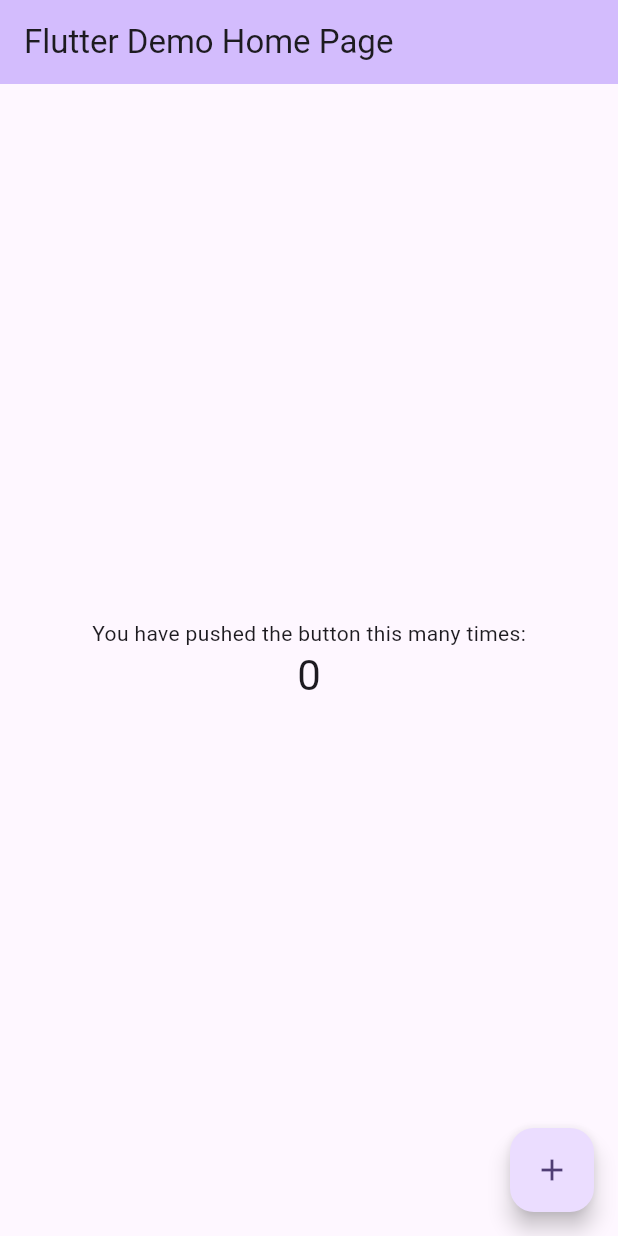
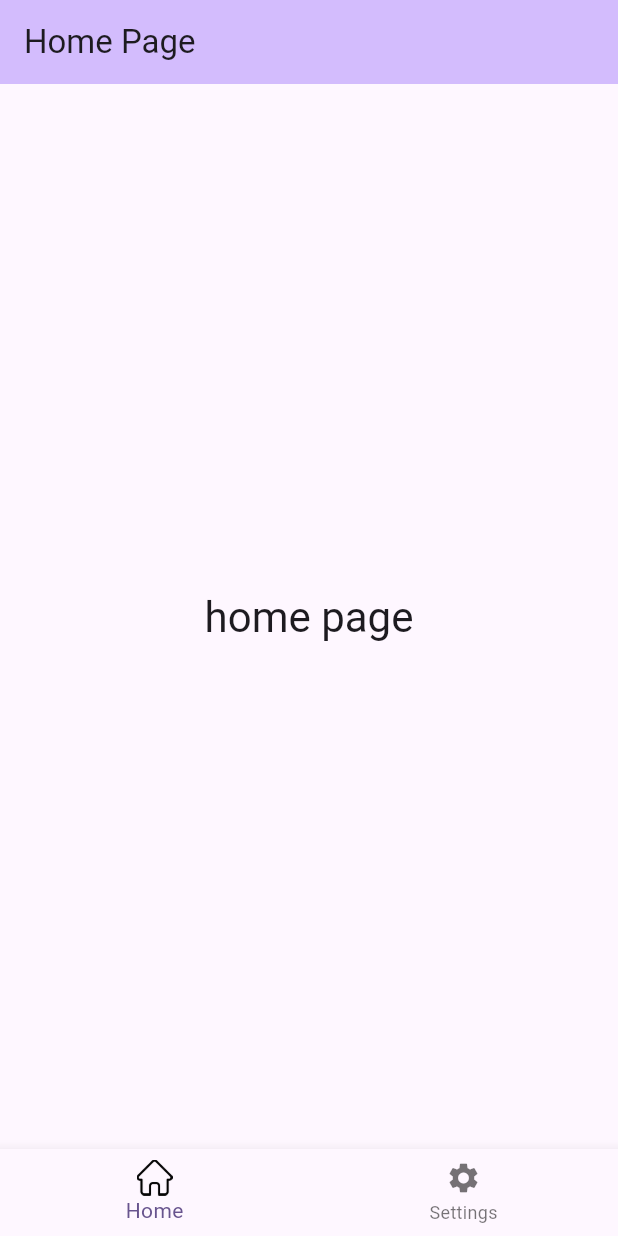
Before and after one commit to rajpurkait9/password_manager_app, a Flutter app: the screen it shows after launch, on a phone screen of 412 x 824 dp. Run offline on Flutter 3.47's test engine with Material 3 defaults, Android fonts, the phone set to English and light mode, and no system bars.

Commit message:
add assets

```diff
--- a/lib/main.dart
+++ b/lib/main.dart
@@ -1,4 +1,5 @@
 import 'package:flutter/material.dart';
+import 'package:my_app/screens/home_page.dart';
 
 void main() {
   runApp(const MyApp());
@@ -12,59 +13,12 @@ class MyApp extends StatelessWidget {
   Widget build(BuildContext context) {
     return MaterialApp(
       title: 'Flutter Demo',
+      debugShowCheckedModeBanner: false,
       theme: ThemeData(
         colorScheme: ColorScheme.fromSeed(seedColor: Colors.deepPurple),
         useMaterial3: true,
       ),
-      home: const MyHomePage(title: 'Flutter Demo Home Page'),
+      home: const HomePage(),
     );
   }
 }
-
-class MyHomePage extends StatefulWidget {
-  const MyHomePage({super.key, required this.title});
-
-  final String title;
-
-  @override
-  State<MyHomePage> createState() => _MyHomePageState();
-}
-
-class _MyHomePageState extends State<MyHomePage> {
-  int _counter = 0;
-
-  void _incrementCounter() {
-    setState(() {
-      _counter++;
-    });
-  }
-
-  @override
-  Widget build(BuildContext context) {
-    return Scaffold(
-      appBar: AppBar(
-        backgroundColor: Theme.of(context).colorScheme.inversePrimary,
-        title: Text(widget.title),
-      ),
-      body: Center(
-        child: Column(
-          mainAxisAlignment: MainAxisAlignment.center,
-          children: <Widget>[
-            const Text(
-              'You have pushed the button this many times:',
-            ),
-            Text(
-              '$_counter',
-              style: Theme.of(context).textTheme.headlineMedium,
-            ),
-          ],
-        ),
-      ),
-      floatingActionButton: FloatingActionButton(
-        onPressed: _incrementCounter,
-        tooltip: 'Increment',
-        child: const Icon(Icons.add),
-      ), // This trailing comma makes auto-formatting nicer for build methods.
-    );
-  }
-}
--- /dev/null
+++ b/lib/screens/home_page.dart
@@ -0,0 +1,36 @@
+import 'package:flutter/material.dart';
+
+class HomePage extends StatelessWidget {
+  const HomePage({super.key});
+
+  @override
+  Widget build(BuildContext context) {
+    return Scaffold(
+      appBar: AppBar(
+        backgroundColor: Theme.of(context).colorScheme.inversePrimary,
+        title: const Text('Home Page'),
+      ),
+      body: Center(
+          child: Text(
+        'home page',
+        style: Theme.of(context).textTheme.headlineMedium,
+      )),
+      bottomNavigationBar: BottomNavigationBar(
+        items: const [
+          BottomNavigationBarItem(
+            icon: Image(
+              image: AssetImage('assets/icons/005-home.png'),
+              width: 24,
+              height: 24,
+            ),
+            label: 'Home',
+          ),
+          BottomNavigationBarItem(
+            icon: Icon(Icons.settings),
+            label: 'Settings',
+          ),
+        ],
+      ),
+    );
+  }
+}
```
Also changed, not shown: pubspec.yaml (+5 -6 lines), assets/icons/001-person.png (added), assets/icons/002-view.png (added), assets/icons/003-delete.png (added), assets/icons/004-padlock.png (added), assets/icons/005-home.png (added), assets/icons/006-writing.png (added), assets/icons/007-plus.png (added), assets/icons/008-edit.png (added), assets/icons/009-list.png (added), assets/icons/010-people.png (added), pubspec.lock.
